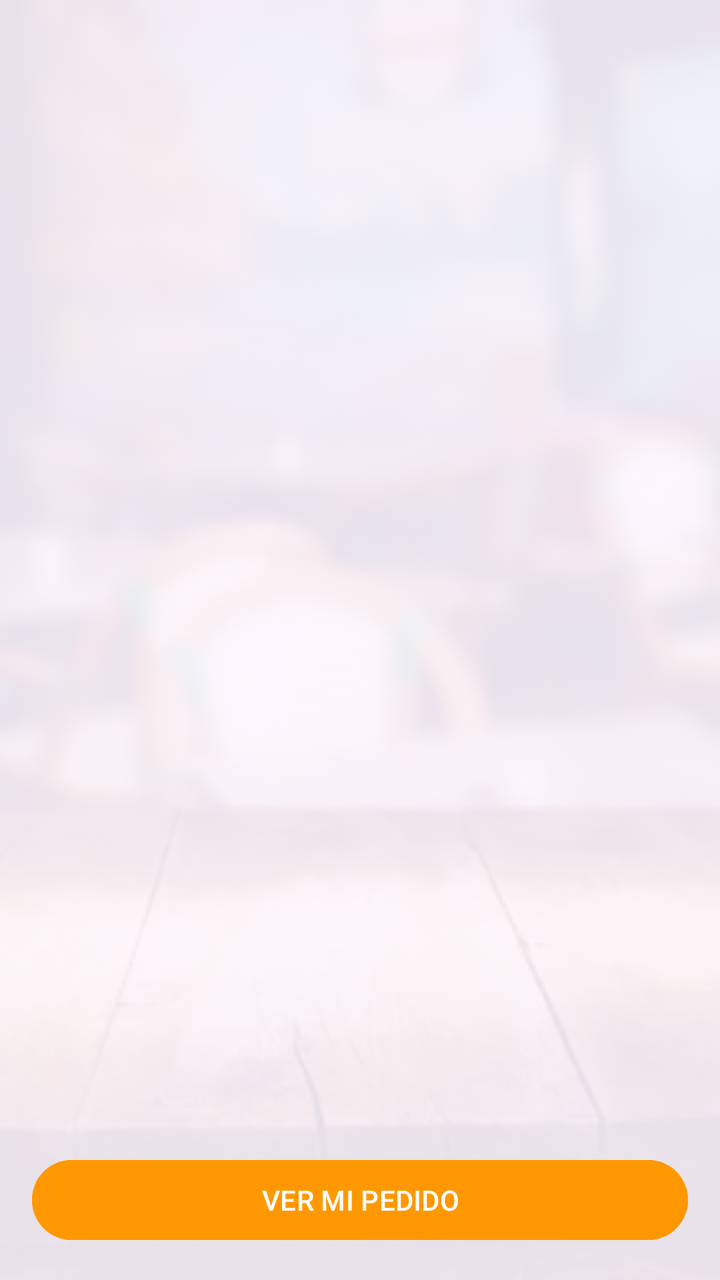
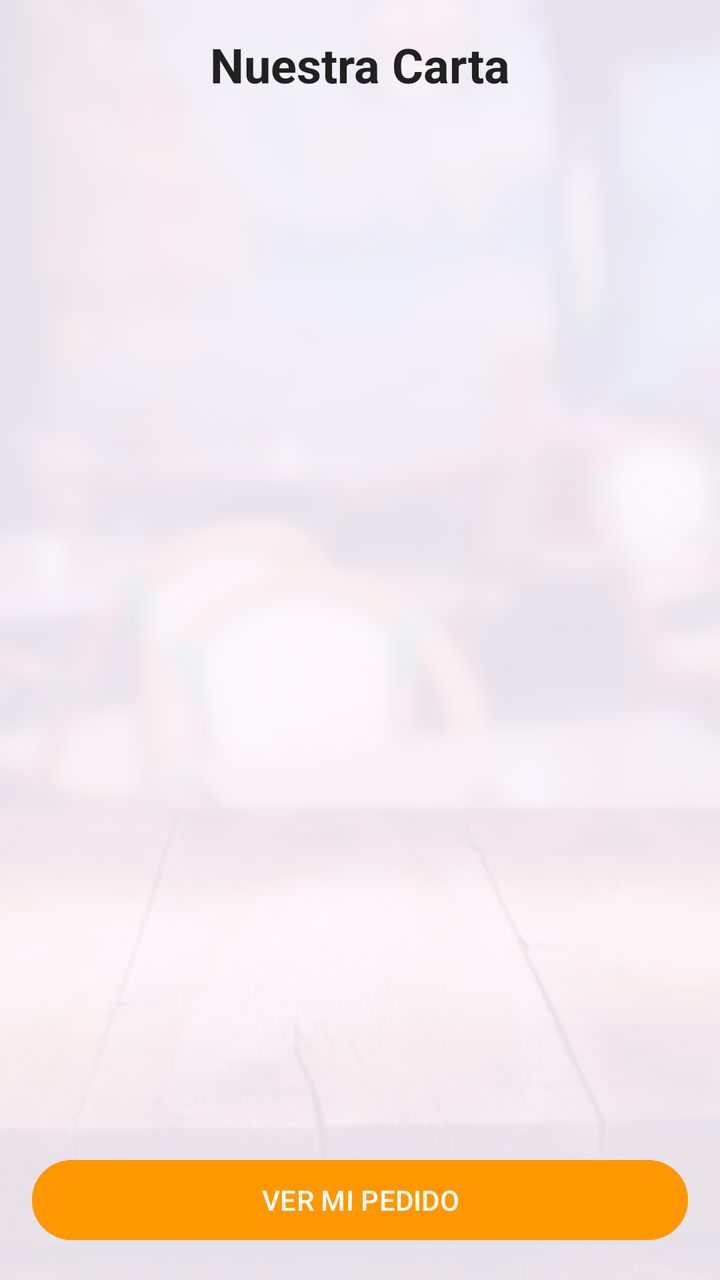

Two renders of the same Android screen: before a commit and after it. Below are the layout's source before the change and the commit's diff.
<!-- AndroidManifest.xml: application theme Theme.Restaurante -->
<!-- res/layout/activity_carta.xml -->
<?xml version="1.0" encoding="utf-8"?>
<androidx.constraintlayout.widget.ConstraintLayout
    xmlns:android="http://schemas.android.com/apk/res/android"
    xmlns:app="http://schemas.android.com/apk/res-auto"
    xmlns:tools="http://schemas.android.com/tools"
    android:id="@+id/main"
    android:layout_width="match_parent"
    android:layout_height="match_parent"
    tools:context=".view.CartaActivity">

    <ImageView
        android:id="@+id/imgFondoCarta"
        android:layout_width="0dp"
        android:layout_height="0dp"
        android:scaleType="centerCrop"
        android:src="@drawable/fondo_restaurante"
        android:alpha="0.1"
        app:layout_constraintBottom_toBottomOf="parent"
        app:layout_constraintEnd_toEndOf="parent"
        app:layout_constraintStart_toStartOf="parent"
        app:layout_constraintTop_toTopOf="parent" />

    <androidx.recyclerview.widget.RecyclerView
        android:id="@+id/rvPlatos"
        android:layout_width="0dp"
        android:layout_height="0dp"
        android:paddingTop="8dp"
        android:clipToPadding="false"
        app:layout_constraintBottom_toTopOf="@+id/btnVerPedido"
        app:layout_constraintEnd_toEndOf="parent"
        app:layout_constraintStart_toStartOf="parent"
        app:layout_constraintTop_toTopOf="parent"
        tools:listitem="@layout/item_plato" />

    <Button
        android:id="@+id/btnVerPedido"
        android:layout_width="match_parent"
        android:layout_height="wrap_content"
        android:layout_margin="16dp"
        android:backgroundTint="#FF9800"
        android:text="VER MI PEDIDO"
        android:textColor="#FFFFFF"
        app:layout_constraintBottom_toBottomOf="parent" />

</androidx.constraintlayout.widget.ConstraintLayout>
<!-- res/layout/item_plato.xml (included above) -->
<?xml version="1.0" encoding="utf-8"?>
<androidx.cardview.widget.CardView
    xmlns:android="http://schemas.android.com/apk/res/android"
    xmlns:app="http://schemas.android.com/apk/res-auto"
    android:layout_width="match_parent"
    android:layout_height="wrap_content"
    android:layout_marginHorizontal="12dp"
    android:layout_marginVertical="6dp"
    app:cardCornerRadius="12dp"
    app:cardElevation="4dp">

    <LinearLayout
        android:layout_width="match_parent"
        android:layout_height="wrap_content"
        android:orientation="horizontal"
        android:padding="16dp">

        <LinearLayout
            android:layout_width="0dp"
            android:layout_height="wrap_content"
            android:layout_weight="1"
            android:orientation="vertical">

            <TextView
                android:id="@+id/txtNombrePlato"
                android:layout_width="wrap_content"
                android:layout_height="wrap_content"
                android:text="Nombre del Plato"
                android:textColor="#212121"
                android:textSize="18sp"
                android:textStyle="bold" />

            <TextView
                android:id="@+id/txtDescripcionFalsa"
                android:layout_width="wrap_content"
                android:layout_height="wrap_content"
                android:text="Ingredientes frescos y elaboración casera"
                android:textColor="#757575"
                android:textSize="14sp" />
        </LinearLayout>

        <TextView
            android:id="@+id/txtPrecioPlato"
            android:layout_width="wrap_content"
            android:layout_height="wrap_content"
            android:layout_gravity="center_vertical"
            android:text="12.50€"
            android:textColor="#FF5722"
            android:textSize="16sp"
            android:textStyle="bold" />

    </LinearLayout>

</androidx.cardview.widget.CardView>
<!-- resources referenced by this layout -->
<resources>
  <!-- drawable fondo_restaurante: jpg bitmap (drawable, 26560 bytes) -->
  <style name="Theme.Restaurante" parent="Base.Theme.Restaurante" />
  <style name="Base.Theme.Restaurante" parent="Theme.Material3.DayNight.NoActionBar">
          
          
      </style>
</resources>

<!-- the commit's change to res/layout/activity_carta.xml (unified diff, before → after) -->
@@ -20,6 +20,19 @@
         app:layout_constraintStart_toStartOf="parent"
         app:layout_constraintTop_toTopOf="parent" />
 
+    <TextView
+        android:id="@+id/txtTituloCarta"
+        android:layout_width="wrap_content"
+        android:layout_height="wrap_content"
+        android:layout_marginTop="16dp"
+        android:text="Nuestra Carta"
+        android:textColor="#212121"
+        android:textSize="24sp"
+        android:textStyle="bold"
+        app:layout_constraintEnd_toEndOf="parent"
+        app:layout_constraintStart_toStartOf="parent"
+        app:layout_constraintTop_toTopOf="parent" />
+
     <androidx.recyclerview.widget.RecyclerView
         android:id="@+id/rvPlatos"
         android:layout_width="0dp"
@@ -29,8 +42,8 @@
         app:layout_constraintBottom_toTopOf="@+id/btnVerPedido"
         app:layout_constraintEnd_toEndOf="parent"
         app:layout_constraintStart_toStartOf="parent"
-        app:layout_constraintTop_toTopOf="parent"
-        tools:listitem="@layout/item_plato" />
+        app:layout_constraintTop_toBottomOf="@id/txtTituloCarta"
+        tools:listitem="@layout/item_producto" />
 
     <Button
         android:id="@+id/btnVerPedido"
@@ -43,7 +56,7 @@
         app:layout_constraintBottom_toBottomOf="parent" />
 
 </androidx.constraintlayout.widget.ConstraintLayout>
-<!-- res/layout/item_plato.xml (included above) -->
+<!-- res/layout/item_producto.xml (included above) -->
 <?xml version="1.0" encoding="utf-8"?>
 <androidx.cardview.widget.CardView
     xmlns:android="http://schemas.android.com/apk/res/android"
@@ -71,7 +84,7 @@
                 android:id="@+id/txtNombrePlato"
                 android:layout_width="wrap_content"
                 android:layout_height="wrap_content"
-                android:text="Nombre del Plato"
+                android:text="Nombre del Producto"
                 android:textColor="#212121"
                 android:textSize="18sp"
                 android:textStyle="bold" />
@@ -83,6 +96,16 @@
                 android:text="Ingredientes frescos y elaboración casera"
                 android:textColor="#757575"
                 android:textSize="14sp" />
+
+            <TextView
+                android:id="@+id/txtEstadoProducto"
+                android:layout_width="wrap_content"
+                android:layout_height="wrap_content"
+                android:text="AGOTADO"
+                android:textColor="#F44336"
+                android:textSize="12sp"
+                android:textStyle="bold"
+                android:visibility="gone" />
         </LinearLayout>
 
         <TextView
